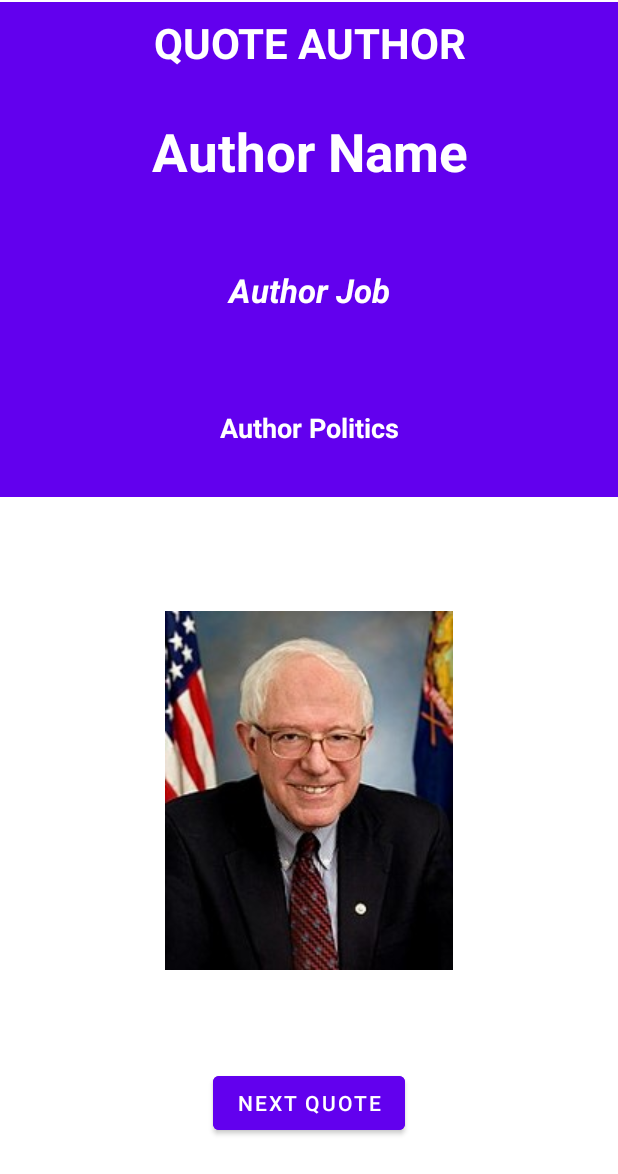
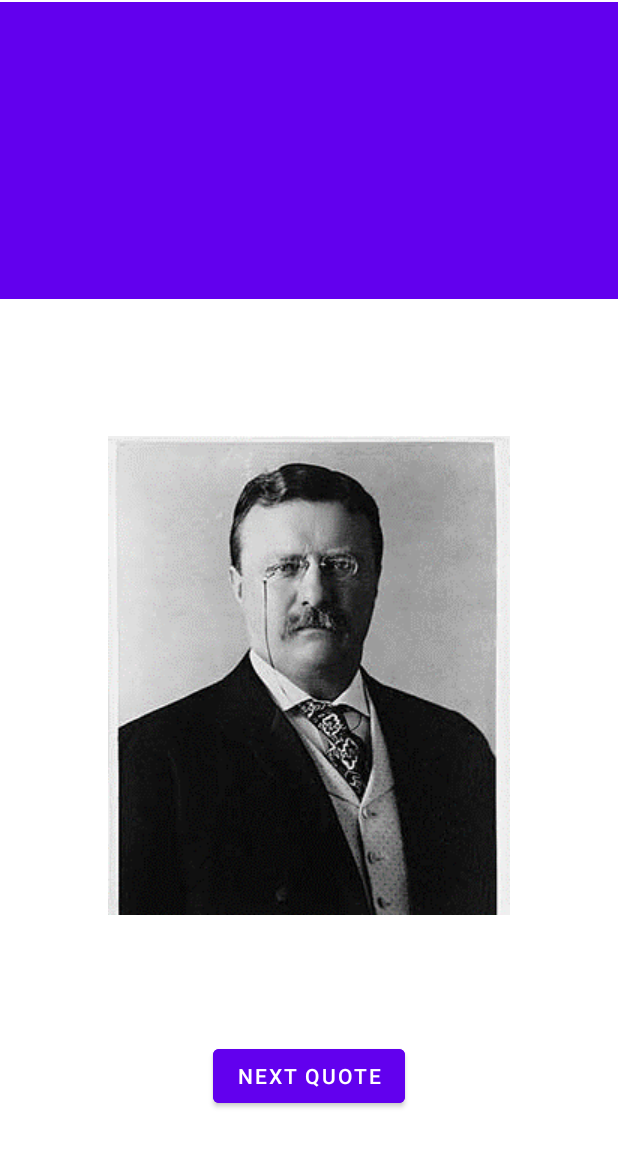
Before and after one commit to knelligan/political-empathy, an Android app: the AuthorActivity screen opened directly, with no data from a screen before it, on a phone screen of 412 x 824 dp. Shown: the top 1174 px of the screen. Run offline under Robolectric (Android 15) with nearby library versions, the light colour scheme and no system bars; our stand-ins replace Firebase (no records; nobody signed in at launch, a user with empty details on screens opened directly); 4 statements that could not run were skipped.

Commit message:
fixed quote display, need to fix image sizes

```diff
--- a/app/src/main/java/io/politicalempathy/AuthorActivity.java
+++ b/app/src/main/java/io/politicalempathy/AuthorActivity.java
@@ -2,8 +2,10 @@ package io.politicalempathy;
 
 import androidx.appcompat.app.AppCompatActivity;
 
+import android.content.Intent;
 import android.graphics.Bitmap;
 import android.os.Bundle;
+import android.view.View;
 import android.widget.Button;
 import android.widget.ImageView;
 import android.widget.TextView;
@@ -28,6 +30,118 @@ public class AuthorActivity extends AppCompatActivity {
     protected void onCreate(Bundle savedInstanceState) {
         super.onCreate(savedInstanceState);
         setContentView(R.layout.activity_author);
+
+        //TextView value updates
+        authName = findViewById(R.id.authorname);
+        authJob = findViewById(R.id.authorjob);
+        authAlign = findViewById(R.id.authoralignment);
+
+        //update image value
+        authorImage = findViewById(R.id.authorimage);
+
+        setAuthorText();
+
+        setAuthorImage();
+
+        //create interactive response for take again button
+        nextQuote = (Button) findViewById(R.id.nextquotebutton);
+        nextQuote.setOnClickListener(new View.OnClickListener() {
+            @Override
+            public void onClick(View view) {
+
+                //increment quote counter to show next quote
+                DbQuery.globalQuoteCounter++;
+                //go back to quote activity
+                startActivity(new Intent(AuthorActivity.this, QuoteActivity.class));
+            }
+        });
+
+
+
+    }
+    public void setAuthorText(){
+        //set author name
+        String name = DbQuery.globalQuoteList.get(DbQuery.globalQuoteCounter).getAuthor();
+        authName.setText(name);
+
+        //set author job
+        String job = DbQuery.globalQuoteList.get(DbQuery.globalQuoteCounter).getJob();
+        authJob.setText(job);
+
+        //set author align
+        String align = DbQuery.globalQuoteList.get(DbQuery.globalQuoteCounter).getBias();
+        authAlign.setText(align);
+
+
+    }
+
+    public void setAuthorImage(){
+
+        String name = DbQuery.globalQuoteList.get(DbQuery.globalQuoteCounter).getAuthor();
+//        switch (name) {
+//            case "Jimmy Carter" :
+//                authorImage.setImageResource(R.drawable.carter);
+//                break;
+//            case "Bill Clinton":
+//                authorImage.setImageResource(R.drawable.clinton);
+//                break;
+//            case "Rand Paul":
+//                authorImage.setImageResource(R.drawable.paul);
+//                break;
+//            case "Abraham Lincoln":
+//                authorImage.setImageResource(R.drawable.lincoln);
+//            case "John F Kennedy":
+//                authorImage.setImageResource(R.drawable.jfk);
+//                break;
+//            case "Ronald Reagan":
+//                authorImage.setImageResource(R.drawable.reagan);
+//                break;
+//            case "Marco Rubio":
+//                authorImage.setImageResource(R.drawable.rubio);
+//                break;
+//            case "Theodore Roosevelt":
+//                authorImage.setImageResource(R.drawable.troosevelt);
+//            case "Barack Obama":
+//                authorImage.setImageResource(R.drawable.obama);
+//                break;
+//            case "Bernie Sanders":
+//                authorImage.setImageResource(R.drawable.sanders);
+//                break;
+//            default:
+//        }
+        switch (DbQuery.globalQuoteCounter) {
+            case 0 :
+                authorImage.setImageResource(R.drawable.troosevelt);
+                break;
+            case 1:
+                authorImage.setImageResource(R.drawable.obama);
+                break;
+            case 2:
+                authorImage.setImageResource(R.drawable.jfk);
+                break;
+            case 3:
+                authorImage.setImageResource(R.drawable.paul);
+                break;
+            case 4:
+                authorImage.setImageResource(R.drawable.clinton);
+                break;
+            case 5:
+                authorImage.setImageResource(R.drawable.rubio);
+                break;
+            case 6:
+                authorImage.setImageResource(R.drawable.lincoln);
+                break;
+            case 7:
+                authorImage.setImageResource(R.drawable.sanders);
+                break;
+            case 8:
+                authorImage.setImageResource(R.drawable.carter);
+                break;
+            case 9:
+                authorImage.setImageResource(R.drawable.reagan);
+                break;
+            default:
+        }
     }
 
 }
--- a/app/src/main/java/io/politicalempathy/CalcActivity.java
+++ b/app/src/main/java/io/politicalempathy/CalcActivity.java
@@ -49,7 +49,7 @@ public class CalcActivity extends AppCompatActivity {
         super.onCreate(savedInstanceState);
         setContentView(R.layout.activity_calc);
 
-        //create interactive response for register button
+        //create interactive response for take again button
         takeAgain = (Button) findViewById(R.id.takeagain);
         takeAgain.setOnClickListener(new View.OnClickListener() {
             @Override
--- a/app/src/main/res/layout/activity_author.xml
+++ b/app/src/main/res/layout/activity_author.xml
@@ -18,34 +18,25 @@
         app:layout_constraintStart_toStartOf="parent"
         app:layout_constraintTop_toTopOf="parent">
 
-        <TextView
-            android:id="@+id/authortext"
-            android:layout_width="match_parent"
-            android:layout_height="wrap_content"
-            android:gravity="center"
-            android:padding="8dp"
-            android:text="QUOTE AUTHOR"
-            android:textColor="@color/white"
-            android:textSize="28sp"
-            android:textStyle="bold" />
+
 
         <TextView
             android:id="@+id/authorname"
             android:layout_width="match_parent"
-            android:layout_height="60dp"
-            android:layout_margin="16dp"
+            android:layout_height="50dp"
+            android:layout_margin="8dp"
             android:gravity="center"
             android:text="Author Name"
             android:textColor="@color/white"
-            android:textSize="35sp"
+            android:textSize="30sp"
             android:textStyle="bold"
             />
 
         <TextView
             android:id="@+id/authorjob"
             android:layout_width="match_parent"
-            android:layout_height="60dp"
-            android:layout_margin="16dp"
+            android:layout_height="50dp"
+            android:layout_margin="8dp"
             android:gravity="center"
             android:text="Author Job"
             android:textColor="@color/white"
@@ -56,8 +47,8 @@
         <TextView
             android:id="@+id/authoralignment"
             android:layout_width="match_parent"
-            android:layout_height="60dp"
-            android:layout_margin="16dp"
+            android:layout_height="50dp"
+            android:layout_margin="8dp"
             android:gravity="center"
             android:text="Author Politics"
             android:textColor="@color/white"
@@ -77,10 +68,10 @@
         app:layout_constraintStart_toStartOf="parent"
         app:layout_constraintTop_toBottomOf="@+id/authortoplayout"
         app:layout_constraintVertical_bias="0.3"
-        app:srcCompat="@drawable/sanders" />
+        app:srcCompat="@drawable/troosevelt" />
 
     <Button
-        android:id="@+id/button"
+        android:id="@+id/nextquotebutton"
         android:layout_width="wrap_content"
         android:layout_height="wrap_content"
         android:text="Next Quote"
```
Also changed, not shown: app/src/main/java/io/politicalempathy/QuoteActivity.java (+29 -10 lines).
